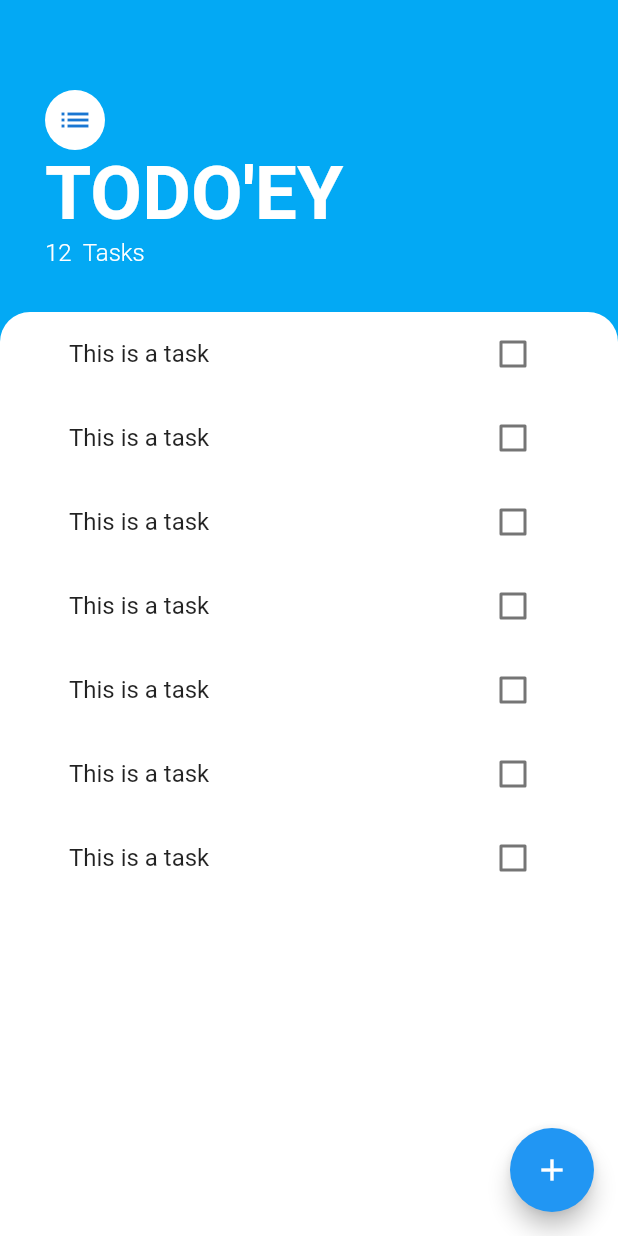
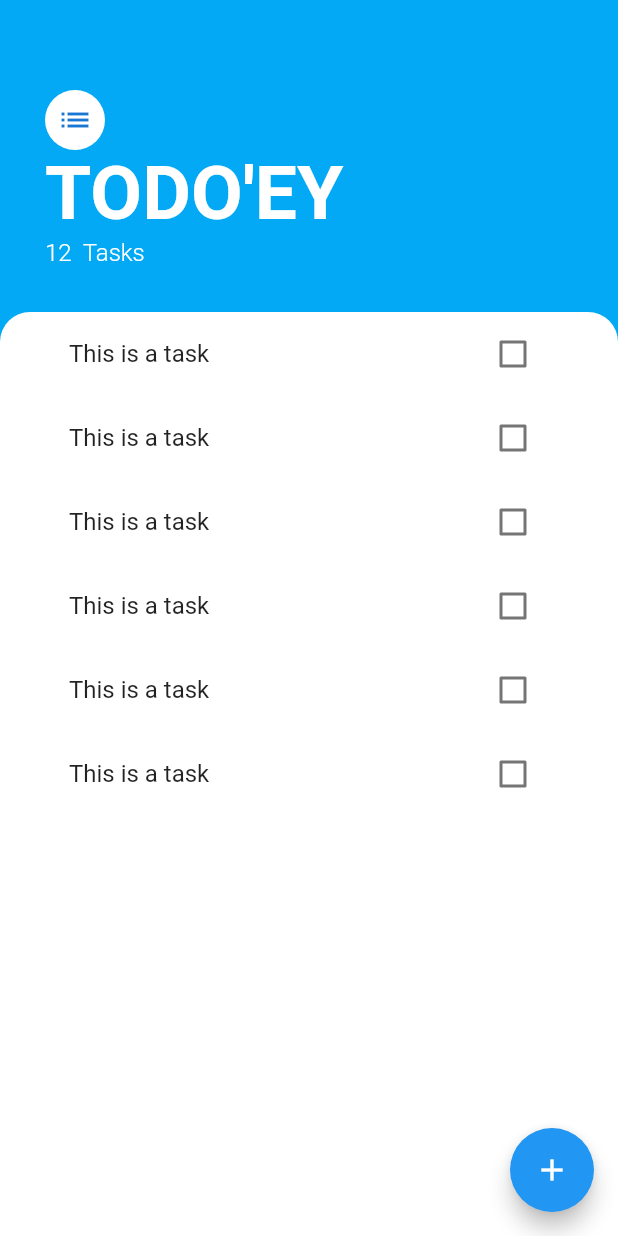
Before and after one commit to mannuelf/flutter-statemanagement, a Flutter app: the screen it shows after launch, on a phone screen of 412 x 824 dp. Run offline on Flutter 3.47's test engine with Material 2 defaults, Android fonts, the phone set to English and light mode, and no system bars.

```diff
--- a/lib/widgets/tasks_list.dart
+++ b/lib/widgets/tasks_list.dart
@@ -15,15 +15,6 @@ class TasksList extends StatelessWidget {
       TasksTile(),
       TasksTile(),
       TasksTile(),
-      ListTile(
-        title: Text(
-          'This is a task',
-        ),
-        trailing: Checkbox(
-          value: false,
-          onChanged: (bool? value) {},
-        ),
-      ),
     ]);
   }
 }
--- a/lib/widgets/tasks_tile.dart
+++ b/lib/widgets/tasks_tile.dart
@@ -1,19 +1,46 @@
+// ignore_for_file: prefer_const_constructors
+
 import 'package:flutter/material.dart';
 
-class TasksTile extends StatelessWidget {
-  const TasksTile({Key? key}) : super(key: key);
+class TasksTile extends StatefulWidget {
+  TasksTile({Key? key}) : super(key: key);
+
+  @override
+  State<TasksTile> createState() => _TasksTileState();
+}
+
+class _TasksTileState extends State<TasksTile> {
+  // lifted state up to parent aka state class
+  bool isChecked = false;
 
   @override
   Widget build(BuildContext context) {
     return ListTile(
-      // ignore: prefer_const_constructors
       title: Text(
         'This is a task',
       ),
-      trailing: Checkbox(
-        value: false,
-        onChanged: (bool? value) {},
+      trailing: TaskCheckbox(
+        checkboxState: isChecked,
       ),
     );
   }
 }
+
+class TaskCheckbox extends StatelessWidget {
+  TaskCheckbox({Key? key, required this.checkboxState}) : super(key: key);
+
+  final bool checkboxState;
+
+  @override
+  Widget build(BuildContext context) {
+    return Checkbox(
+      value: checkboxState,
+      activeColor: Colors.lightBlueAccent,
+      onChanged: (bool? value) {
+        // setState(() {
+        //   isChecked = true;
+        // });
+      },
+    );
+  }
+}
--- a/pubspec.yaml
+++ b/pubspec.yaml
@@ -18,7 +18,7 @@ publish_to: 'none' # Remove this line if you wish to publish to pub.dev
 version: 1.0.0+1
 
 environment:
-  sdk: ">=2.17.6 <3.0.0"
+  sdk: '>=2.17.6 <3.0.0'
 
 # Dependencies specify other packages that your package needs in order to work.
 # To automatically upgrade your package dependencies to the latest versions
@@ -29,7 +29,6 @@ environment:
 dependencies:
   flutter:
     sdk: flutter
-
 
   # The following adds the Cupertino Icons font to your application.
   # Use with the CupertinoIcons class for iOS style icons.
@@ -51,7 +50,6 @@ dev_dependencies:
 
 # The following section is specific to Flutter packages.
 flutter:
-
   # The following line ensures that the Material Icons font is
   # included with your application, so that you can use the icons in
   # the material Icons class.
```
